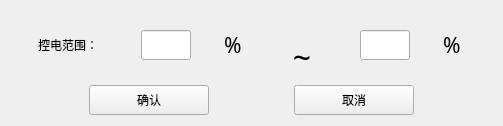
The window that Qt_test_tool/control_electricity.ui (HuangXiaoFeng123/Qt_test_tool) describes before a commit, drawn with Qt 5.
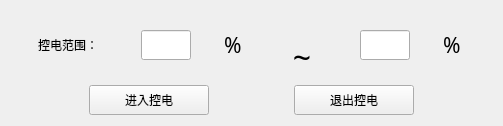
The same window after the commit.

```diff
--- a/Qt_test_tool/control_electricity.ui
+++ b/Qt_test_tool/control_electricity.ui
@@ -182,7 +182,7 @@
           </size>
          </property>
          <property name="text">
-          <string>确认</string>
+          <string>进入控电</string>
          </property>
         </widget>
        </item>
@@ -214,7 +214,7 @@
           </size>
          </property>
          <property name="text">
-          <string>取消</string>
+          <string>退出控电</string>
          </property>
         </widget>
        </item>
```
Left out of the diff: 4 changed lines with no effect on the pictures.
